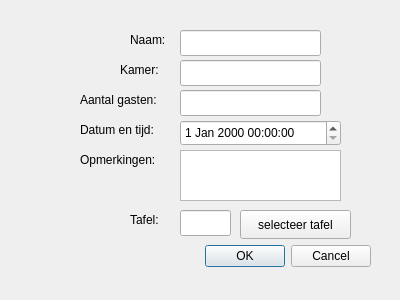
Above: hotel/restaurantwindow/reservetable/reservetable.ui from jgtim/itvitae-cpp-hotelrestaurantapplication before the change. Below: the same form after it.
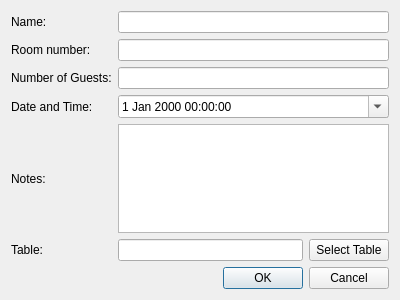
That is the form after the change.

Commit message: Reserve Table: date selection with current day and time, calendar view and not before today

Diff of the .ui file:
```diff
--- a/hotel/restaurantwindow/reservetable/reservetable.ui
+++ b/hotel/restaurantwindow/reservetable/reservetable.ui
@@ -13,173 +13,89 @@
   <property name="windowTitle">
    <string>Dialog</string>
   </property>
-  <widget class="QDialogButtonBox" name="buttonBox">
-   <property name="geometry">
-    <rect>
-     <x>30</x>
-     <y>240</y>
-     <width>341</width>
-     <height>32</height>
-    </rect>
-   </property>
-   <property name="orientation">
-    <enum>Qt::Orientation::Horizontal</enum>
-   </property>
-   <property name="standardButtons">
-    <set>QDialogButtonBox::StandardButton::Cancel|QDialogButtonBox::StandardButton::Ok</set>
-   </property>
-  </widget>
+  <layout class="QGridLayout" name="gridLayout">
+   <item row="0" column="0">
   <widget class="QLabel" name="label">
-   <property name="geometry">
-    <rect>
-     <x>130</x>
-     <y>30</y>
-     <width>51</width>
-     <height>20</height>
-    </rect>
-   </property>
+     <property name="text">
+      <string>Name:</string>
+     </property>
+    </widget>
+   </item>
+   <item row="0" column="1" colspan="2">
+    <widget class="QLineEdit" name="nameEdit"/>
+   </item>
+   <item row="1" column="0">
+    <widget class="QLabel" name="label_6">
    <property name="text">
-    <string>Naam:</string>
-   </property>
-  </widget>
+      <string>Room number:</string>
+     </property>
+    </widget>
+   </item>
+   <item row="1" column="1" colspan="2">
+    <widget class="QLineEdit" name="roomNumberEdit"/>
+   </item>
+   <item row="2" column="0">
   <widget class="QLabel" name="label_2">
-   <property name="geometry">
-    <rect>
-     <x>80</x>
-     <y>90</y>
-     <width>101</width>
-     <height>20</height>
-    </rect>
-   </property>
    <property name="text">
-    <string>Aantal gasten:</string>
-   </property>
-  </widget>
+      <string>Number of Guests:</string>
+     </property>
+    </widget>
+   </item>
+   <item row="2" column="1" colspan="2">
+    <widget class="QLineEdit" name="guestsEdit"/>
+   </item>
+   <item row="3" column="0">
   <widget class="QLabel" name="label_3">
-   <property name="geometry">
-    <rect>
-     <x>80</x>
-     <y>120</y>
-     <width>101</width>
-     <height>20</height>
-    </rect>
-   </property>
    <property name="text">
-    <string>Datum en tijd:</string>
-   </property>
-  </widget>
+      <string>Date and Time:</string>
+     </property>
+    </widget>
+   </item>
+   <item row="3" column="1" colspan="2">
+    <widget class="QDateTimeEdit" name="reserveTimeEdit">
+     <property name="calendarPopup">
+      <bool>true</bool>
+     </property>
+    </widget>
+   </item>
+   <item row="4" column="0">
   <widget class="QLabel" name="label_4">
-   <property name="geometry">
-    <rect>
-     <x>80</x>
-     <y>150</y>
-     <width>101</width>
-     <height>20</height>
-    </rect>
-   </property>
    <property name="text">
-    <string>Opmerkingen:</string>
-   </property>
-  </widget>
+      <string>Notes: </string>
+     </property>
+    </widget>
+   </item>
+   <item row="4" column="1" colspan="2">
+    <widget class="QTextEdit" name="commentsEdit"/>
+   </item>
+   <item row="5" column="0">
   <widget class="QLabel" name="label_5">
-   <property name="geometry">
-    <rect>
-     <x>130</x>
-     <y>210</y>
-     <width>41</width>
-     <height>20</height>
-    </rect>
-   </property>
    <property name="text">
-    <string>Tafel:</string>
-   </property>
-  </widget>
-  <widget class="QTextEdit" name="commentsEdit">
-   <property name="geometry">
-    <rect>
-     <x>180</x>
-     <y>150</y>
-     <width>161</width>
-     <height>51</height>
-    </rect>
-   </property>
-  </widget>
-  <widget class="QLineEdit" name="nameEdit">
-   <property name="geometry">
-    <rect>
-     <x>180</x>
-     <y>30</y>
-     <width>141</width>
-     <height>26</height>
-    </rect>
-   </property>
-  </widget>
-  <widget class="QLineEdit" name="guestsEdit">
-   <property name="geometry">
-    <rect>
-     <x>180</x>
-     <y>90</y>
-     <width>141</width>
-     <height>26</height>
-    </rect>
-   </property>
-  </widget>
-  <widget class="QDateTimeEdit" name="reserveTimeEdit">
-   <property name="geometry">
-    <rect>
-     <x>180</x>
-     <y>120</y>
-     <width>161</width>
-     <height>26</height>
-    </rect>
-   </property>
-  </widget>
-  <widget class="QLineEdit" name="tableEdit">
-   <property name="geometry">
-    <rect>
-     <x>180</x>
-     <y>210</y>
-     <width>51</width>
-     <height>26</height>
-    </rect>
-   </property>
-  </widget>
+      <string>Table:</string>
+     </property>
+    </widget>
+   </item>
+   <item row="5" column="1">
+    <widget class="QLineEdit" name="tableEdit"/>
+   </item>
+   <item row="5" column="2">
   <widget class="QPushButton" name="tableSelectButton">
-   <property name="geometry">
-    <rect>
-     <x>240</x>
-     <y>210</y>
-     <width>111</width>
-     <height>29</height>
-    </rect>
-   </property>
    <property name="text">
-    <string>selecteer tafel</string>
-   </property>
-  </widget>
-  <widget class="QLineEdit" name="roomNumberEdit">
-   <property name="geometry">
-    <rect>
-     <x>180</x>
-     <y>60</y>
-     <width>141</width>
-     <height>26</height>
-    </rect>
-   </property>
-  </widget>
-  <widget class="QLabel" name="label_6">
-   <property name="geometry">
-    <rect>
-     <x>120</x>
-     <y>60</y>
-     <width>63</width>
-     <height>20</height>
-    </rect>
-   </property>
-   <property name="text">
-    <string>Kamer:</string>
-   </property>
-  </widget>
+      <string>Select Table</string>
+     </property>
+    </widget>
+   </item>
+   <item row="6" column="0" colspan="3">
+    <widget class="QDialogButtonBox" name="buttonBox">
+     <property name="orientation">
+      <enum>Qt::Orientation::Horizontal</enum>
+     </property>
+     <property name="standardButtons">
+      <set>QDialogButtonBox::StandardButton::Cancel|QDialogButtonBox::StandardButton::Ok</set>
+     </property>
+    </widget>
+   </item>
+  </layout>
  </widget>
  <resources/>
  <connections>
```
Lines whose indentation alone changed are shown as unchanged. The commit also changes 1 other file.
